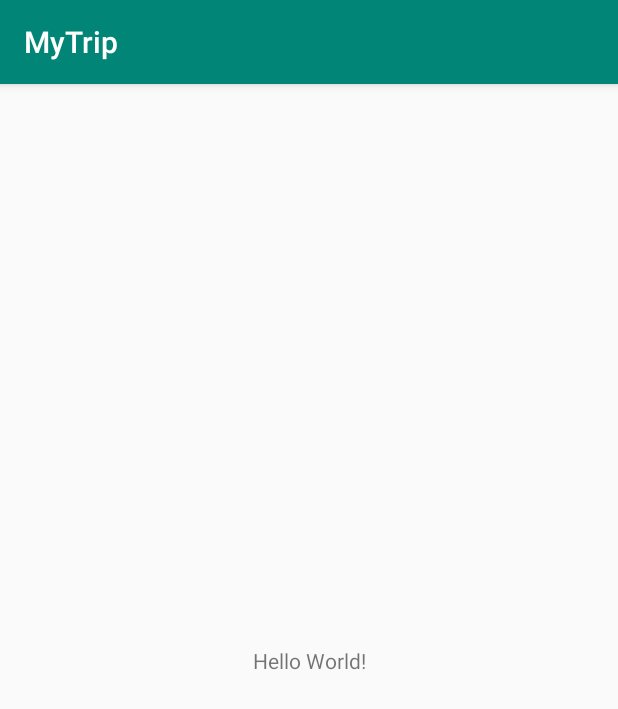
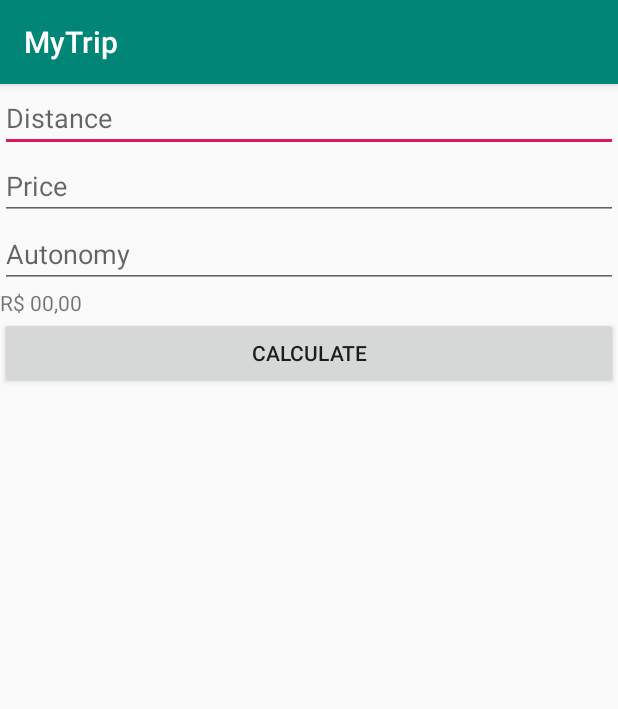
Before and after one commit to lnsantos/MyTrip, an Android app: the screen it shows after launch (MainActivity), on a phone screen of 412 x 824 dp. Shown: the top 709 px of the screen. Run offline under Robolectric (Android 15) with nearby library versions, the phone set to English and light mode, and no system bars.

```diff
--- a/app/src/main/AndroidManifest.xml
+++ b/app/src/main/AndroidManifest.xml
@@ -1,6 +1,7 @@
 <?xml version="1.0" encoding="utf-8"?>
-<manifest xmlns:android="http://schemas.android.com/apk/res/android"
-          package="powernepo.opensource.mytrip">
+<manifest xmlns:android="http://schemas.android.com/apk/res/android" package="powernepo.opensource.mytrip">
+
+
 
     <application
             android:allowBackup="true"
--- a/app/src/main/res/layout/activity_main.xml
+++ b/app/src/main/res/layout/activity_main.xml
@@ -1,19 +1,44 @@
 <?xml version="1.0" encoding="utf-8"?>
-<androidx.constraintlayout.widget.ConstraintLayout
+<androidx.appcompat.widget.LinearLayoutCompat
         xmlns:android="http://schemas.android.com/apk/res/android"
         xmlns:tools="http://schemas.android.com/tools"
         xmlns:app="http://schemas.android.com/apk/res-auto"
         android:layout_width="match_parent"
         android:layout_height="match_parent"
+        android:orientation="vertical"
         tools:context=".MainActivity">
 
-    <TextView
-            android:layout_width="wrap_content"
-            android:layout_height="wrap_content"
-            android:text="Hello World!"
-            app:layout_constraintBottom_toBottomOf="parent"
-            app:layout_constraintLeft_toLeftOf="parent"
-            app:layout_constraintRight_toRightOf="parent"
-            app:layout_constraintTop_toTopOf="parent"/>
+        <EditText android:layout_width="match_parent"
+                  android:layout_height="wrap_content"
+                  android:hint="Distance"
+                  android:inputType="number"
+                  android:id="@+id/edt_distance"
+        />
 
-</androidx.constraintlayout.widget.ConstraintLayout>
+        <EditText android:layout_width="match_parent"
+                  android:layout_height="wrap_content"
+                  android:hint="Price"
+                  android:inputType="number"
+                  android:id="@+id/edt_price"
+        />
+
+        <EditText android:layout_width="match_parent"
+                  android:layout_height="wrap_content"
+                  android:hint="Autonomy"
+                  android:inputType="number"
+                  android:id="@+id/edt_autonomy"
+        />
+
+        <TextView android:layout_width="match_parent"
+                  android:layout_height="wrap_content"
+                  android:id="@+id/textResult"
+                  android:text="R$ 00,00"
+        />
+
+        <Button android:layout_width="match_parent"
+                android:layout_height="wrap_content"
+                android:text="Calculate"
+                android:id="@+id/btn_calculate"
+        />
+
+</androidx.appcompat.widget.LinearLayoutCompat>
```
Also changed, not shown: app/src/main/java/powernepo/opensource/mytrip/MainActivity.kt (+36 -1 lines).
